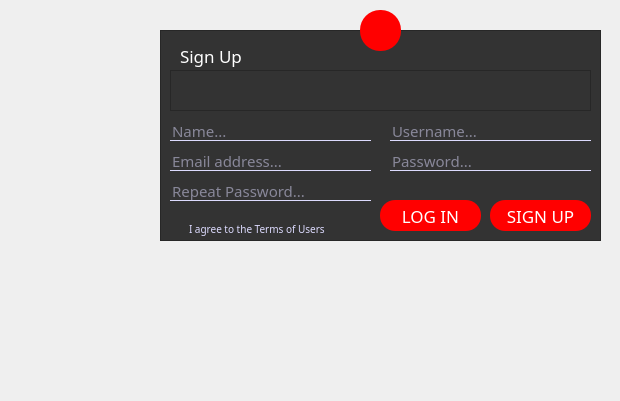
This is registration.ui in parastoo-gholami/library as Qt 5 draws it before an edit. The edited form follows.
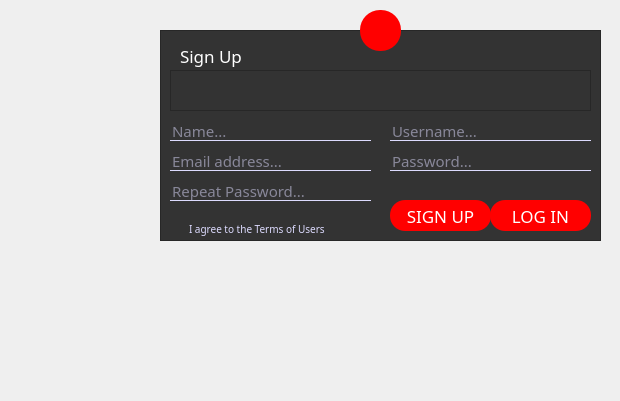
This is the edited form. Icons and pictures are not drawn.

```diff
--- a/registration.ui
+++ b/registration.ui
@@ -219,7 +219,7 @@
    <widget class="QPushButton" name="signup">
     <property name="geometry">
      <rect>
-      <x>330</x>
+      <x>230</x>
       <y>170</y>
       <width>101</width>
       <height>31</height>
@@ -251,7 +251,7 @@
    <widget class="QPushButton" name="exit">
     <property name="geometry">
      <rect>
-      <x>220</x>
+      <x>330</x>
       <y>170</y>
       <width>101</width>
       <height>31</height>
```
